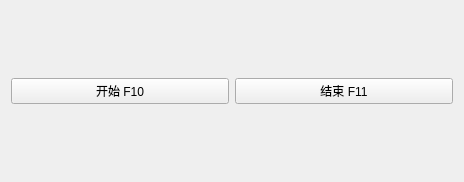
SuFIND/BDOSuffering, file designer/op.ui: the form before one commit.
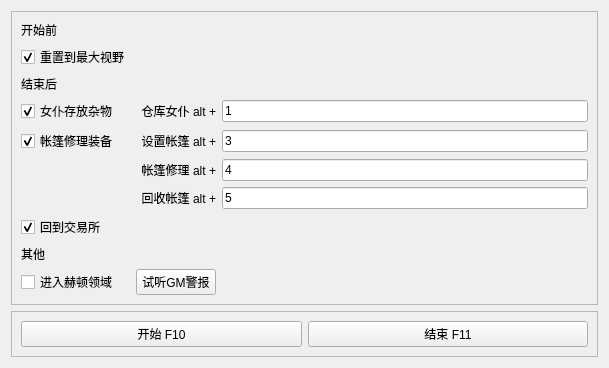
The form after the commit.

What changed in the file:
```diff
--- a/designer/op.ui
+++ b/designer/op.ui
@@ -6,8 +6,8 @@
    <rect>
     <x>0</x>
     <y>0</y>
-    <width>464</width>
-    <height>182</height>
+    <width>609</width>
+    <height>344</height>
    </rect>
   </property>
   <property name="windowTitle">
@@ -15,19 +15,209 @@
   </property>
   <layout class="QHBoxLayout" name="horizontalLayout_2">
    <item>
-    <layout class="QHBoxLayout" name="horizontalLayout">
+    <layout class="QVBoxLayout" name="verticalLayout">
      <item>
-      <widget class="QPushButton" name="StartPauseButton">
-       <property name="text">
-        <string>开始 F10</string>
+      <widget class="QFrame" name="frame">
+       <property name="frameShape">
+        <enum>QFrame::StyledPanel</enum>
        </property>
+       <property name="frameShadow">
+        <enum>QFrame::Raised</enum>
+       </property>
+       <layout class="QGridLayout" name="gridLayout_2">
+        <item row="0" column="0">
+         <layout class="QGridLayout" name="gridLayout">
+          <item row="4" column="1">
+           <widget class="QCheckBox" name="UseWarehouseMaidCheckBox">
+            <property name="toolTip">
+             <string>需要至少有4个仓库女仆，存放：記憶的碎片、獵人勛章、以及兩種召喚怪物掉落的雜物</string>
+            </property>
+            <property name="text">
+             <string>女仆存放杂物</string>
+            </property>
+            <property name="checked">
+             <bool>true</bool>
+            </property>
+           </widget>
+          </item>
+          <item row="0" column="1">
+           <widget class="QLabel" name="label">
+            <property name="text">
+             <string>开始前</string>
+            </property>
+           </widget>
+          </item>
+          <item row="4" column="3">
+           <widget class="QKeySequenceEdit" name="WarehouseMaidkeySequenceEdit">
+            <property name="keySequence">
+             <string>1</string>
+            </property>
+           </widget>
+          </item>
+          <item row="5" column="1">
+           <widget class="QCheckBox" name="RepairWeaponsCheckBox">
+            <property name="toolTip">
+             <string>需要购买珍珠商品帐篷</string>
+            </property>
+            <property name="text">
+             <string>帐篷修理装备</string>
+            </property>
+            <property name="checked">
+             <bool>true</bool>
+            </property>
+           </widget>
+          </item>
+          <item row="6" column="3">
+           <widget class="QKeySequenceEdit" name="RepairWeaponskeySequenceEdit">
+            <property name="keySequence">
+             <string>4</string>
+            </property>
+           </widget>
+          </item>
+          <item row="5" column="3">
+           <widget class="QKeySequenceEdit" name="SetTentSequenceEdit">
+            <property name="keySequence">
+             <string>3</string>
+            </property>
+           </widget>
+          </item>
+          <item row="6" column="2">
+           <widget class="QLabel" name="label_6">
+            <property name="text">
+             <string>帐篷修理 alt +</string>
+            </property>
+            <property name="alignment">
+             <set>Qt::AlignRight|Qt::AlignTrailing|Qt::AlignVCenter</set>
+            </property>
+           </widget>
+          </item>
+          <item row="9" column="1">
+           <widget class="QLabel" name="label_4">
+            <property name="text">
+             <string>其他</string>
+            </property>
+           </widget>
+          </item>
+          <item row="7" column="3">
+           <widget class="QKeySequenceEdit" name="RecycleTentkeySequenceEdit">
+            <property name="keySequence">
+             <string>5</string>
+            </property>
+           </widget>
+          </item>
+          <item row="5" column="2">
+           <widget class="QLabel" name="label_5">
+            <property name="text">
+             <string>设置帐篷 alt +</string>
+            </property>
+            <property name="alignment">
+             <set>Qt::AlignRight|Qt::AlignTrailing|Qt::AlignVCenter</set>
+            </property>
+           </widget>
+          </item>
+          <item row="1" column="1">
+           <widget class="QCheckBox" name="ResetViewCheckBox">
+            <property name="text">
+             <string>重置到最大视野</string>
+            </property>
+            <property name="checked">
+             <bool>true</bool>
+            </property>
+            <property name="tristate">
+             <bool>false</bool>
+            </property>
+           </widget>
+          </item>
+          <item row="4" column="2">
+           <widget class="QLabel" name="label_2">
+            <property name="text">
+             <string>仓库女仆 alt +</string>
+            </property>
+            <property name="alignment">
+             <set>Qt::AlignRight|Qt::AlignTrailing|Qt::AlignVCenter</set>
+            </property>
+           </widget>
+          </item>
+          <item row="3" column="1">
+           <widget class="QLabel" name="label_3">
+            <property name="text">
+             <string>结束后</string>
+            </property>
+           </widget>
+          </item>
+          <item row="7" column="2">
+           <widget class="QLabel" name="label_7">
+            <property name="text">
+             <string>回收帐篷 alt +</string>
+            </property>
+            <property name="alignment">
+             <set>Qt::AlignRight|Qt::AlignTrailing|Qt::AlignVCenter</set>
+            </property>
+           </widget>
+          </item>
+          <item row="10" column="2">
+           <widget class="QPushButton" name="AuditionAlarmButton">
+            <property name="text">
+             <string>试听GM警报</string>
+            </property>
+           </widget>
+          </item>
+          <item row="10" column="1">
+           <widget class="QCheckBox" name="IntoHuttonCheckBox">
+            <property name="toolTip">
+             <string>需要确认所在线是否可以进入赫顿领域，赛季及新手线不支持</string>
+            </property>
+            <property name="text">
+             <string>进入赫顿领域</string>
+            </property>
+            <property name="tristate">
+             <bool>false</bool>
+            </property>
+           </widget>
+          </item>
+          <item row="8" column="1">
+           <widget class="QCheckBox" name="BackExchaneCheckBox">
+            <property name="text">
+             <string>回到交易所</string>
+            </property>
+            <property name="checked">
+             <bool>true</bool>
+            </property>
+           </widget>
+          </item>
+         </layout>
+        </item>
+       </layout>
       </widget>
      </item>
      <item>
-      <widget class="QPushButton" name="EndButton">
-       <property name="text">
-        <string>结束 F11</string>
+      <widget class="QFrame" name="frame_2">
+       <property name="frameShape">
+        <enum>QFrame::StyledPanel</enum>
        </property>
+       <property name="frameShadow">
+        <enum>QFrame::Raised</enum>
+       </property>
+       <layout class="QHBoxLayout" name="horizontalLayout_3">
+        <item>
+         <layout class="QHBoxLayout" name="horizontalLayout">
+          <item>
+           <widget class="QPushButton" name="StartPauseButton">
+            <property name="text">
+             <string>开始 F10</string>
+            </property>
+           </widget>
+          </item>
+          <item>
+           <widget class="QPushButton" name="EndButton">
+            <property name="text">
+             <string>结束 F11</string>
+            </property>
+           </widget>
+          </item>
+         </layout>
+        </item>
+       </layout>
       </widget>
      </item>
     </layout>
```
